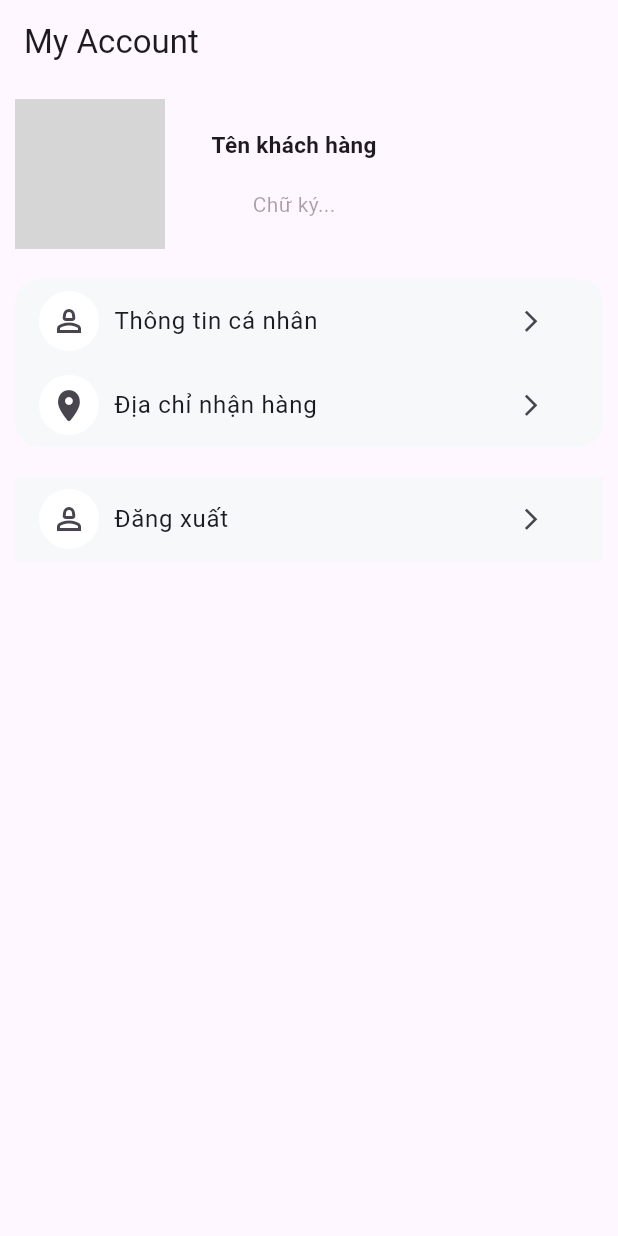
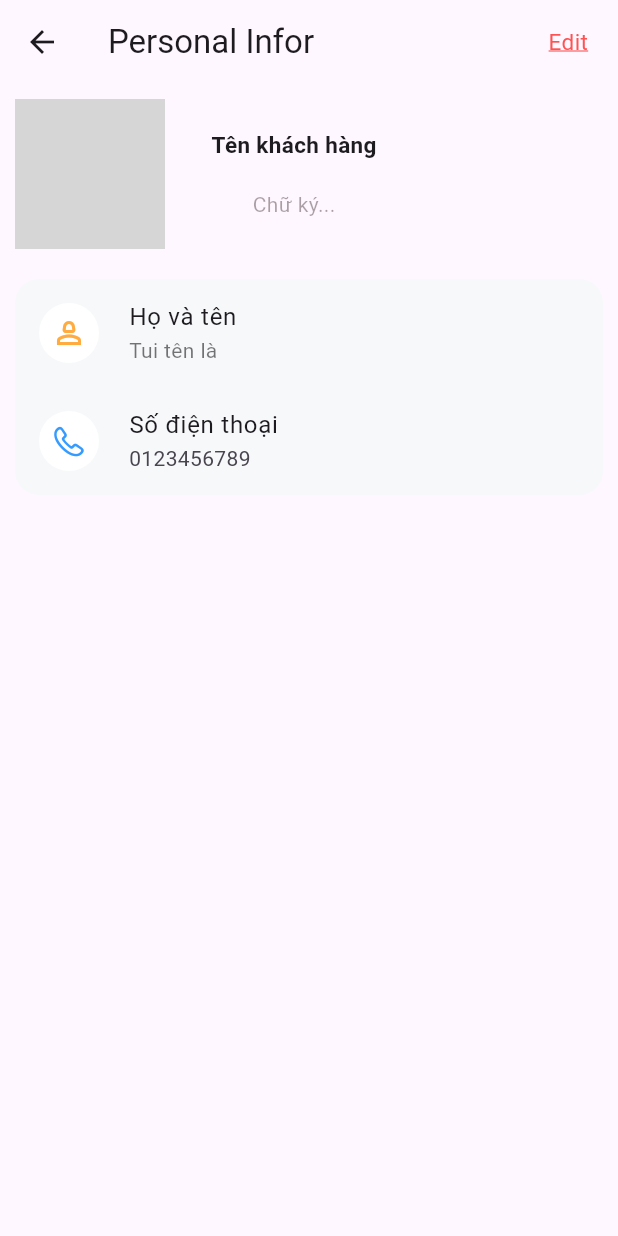
Before and after one commit to AnhQuan30052003/chuonchuonkim, a Flutter app: the MyAccount screen opened directly, after a tap on the "arrow forward ios" icon, on a phone screen of 412 x 824 dp. Run offline on Flutter 3.47's test engine with Material 3 defaults, Android fonts, the light colour scheme and no system bars; our stand-ins replace badges, cloud_firestore, firebase_core, firebase_storage, flutter_slidable, get and 2 more; accounts and stored records are empty; network calls fail; grey boxes are pictures that could not be loaded.

Commit message:
child page of account client

```diff
--- a/SanPhamAndroid/lib/pages/system/account.dart
+++ b/SanPhamAndroid/lib/pages/system/aboutme/account.dart
@@ -1,6 +1,7 @@
+import 'package:chuonchuonkim_app/pages/system/aboutme/personalInfo.dart';
 import 'package:flutter/cupertino.dart';
 import 'package:flutter/material.dart';
-import 'package:flutter/widgets.dart';
+import 'package:get/get.dart';
 
 void main() {
   return runApp(const App());
@@ -11,7 +12,7 @@ class App extends StatelessWidget {
 
   @override
   Widget build(BuildContext context) {
-    return const MaterialApp(title: "App", debugShowCheckedModeBanner: false, home: MyAccount());
+    return const GetMaterialApp(title: "App", debugShowCheckedModeBanner: false, home: MyAccount());
   }
 }
 
@@ -79,11 +80,13 @@ class MyAccount extends StatelessWidget {
                           borderRadius: BorderRadius.circular(30),
                           color: Colors.white,
                         ),
-                        child: const Icon(Icons.person_2_outlined),
+                        child: const Icon(Icons.person_2_outlined, color: Colors.orangeAccent),
                       ),
                       trailing: IconButton(
                         icon: const Icon(Icons.arrow_forward_ios_outlined, size: 17),
-                        onPressed: () {},
+                        onPressed: () {
+                          Get.to(const PersonalInfo());
+                        },
                       ),
                     ),
                     ListTile(
@@ -96,7 +99,7 @@ class MyAccount extends StatelessWidget {
                           borderRadius: BorderRadius.circular(30),
                           color: Colors.white,
                         ),
-                        child: const Icon(CupertinoIcons.location_solid),
+                        child: const Icon(CupertinoIcons.location_solid, color: Colors.lightBlue),
                       ),
                       trailing: IconButton(
                         icon: const Icon(Icons.arrow_forward_ios_outlined, size: 17),
@@ -124,7 +127,7 @@ class MyAccount extends StatelessWidget {
                           borderRadius: BorderRadius.circular(30),
                           color: Colors.white,
                         ),
-                        child: const Icon(Icons.person_2_outlined),
+                        child: const Icon(Icons.logout_rounded, color: Colors.redAccent),
                       ),
                       trailing: IconButton(
                         icon: const Icon(Icons.arrow_forward_ios_outlined, size: 17),
--- /dev/null
+++ b/SanPhamAndroid/lib/pages/system/aboutme/personalInfo.dart
@@ -0,0 +1,121 @@
+import 'package:flutter/cupertino.dart';
+import 'package:flutter/material.dart';
+import 'package:get/get.dart';
+import 'editProfile.dart';
+
+class PersonalInfo extends StatelessWidget {
+  const PersonalInfo({super.key});
+
+  @override
+  Widget build(BuildContext context) {
+    return Scaffold(
+      appBar: AppBar(
+        title: const Text("Personal Infor"),
+        actions: [
+          InkWell(
+            onTap: () {
+              Get.to(const EditProfile());
+            },
+            child: Container(
+              margin: const EdgeInsets.only(right: 20),
+              child: const Text(
+                "Edit",
+                style: TextStyle(
+                    decoration: TextDecoration.underline,
+                    fontSize: 15,
+                    color: Colors.redAccent,
+                    decorationColor: Colors.redAccent),
+              ),
+            ),
+          )
+        ],
+      ),
+      body: SingleChildScrollView(
+        child: Padding(
+          padding: const EdgeInsets.all(10),
+          child: Column(
+            crossAxisAlignment: CrossAxisAlignment.start,
+            children: [
+              SizedBox(
+                height: 100,
+                width: 272,
+                child: Row(
+                  crossAxisAlignment: CrossAxisAlignment.end,
+                  children: [
+                    ClipOval(
+                      child: SizedBox.fromSize(
+                        size: const Size.fromRadius(50), // Image radius
+                        child: Image.network(
+                            "https://i.pinimg.com/474x/df/ce/a7/dfcea7989195d3273c2bcb367fca0a83.jpg",
+                            fit: BoxFit.cover),
+                      ),
+                    ),
+                    const Expanded(
+                      child: Column(
+                        mainAxisAlignment: MainAxisAlignment.spaceEvenly,
+                        children: [
+                          Text("Tên khách hàng",
+                              style: TextStyle(fontWeight: FontWeight.bold, fontSize: 15)),
+                          Text("Chữ ký...",
+                              style: TextStyle(color: Color.fromARGB(96, 27, 10, 10))),
+                        ],
+                      ),
+                    ),
+                  ],
+                ),
+              ),
+              const SizedBox(height: 20),
+              Container(
+                width: MediaQuery.of(context).size.width,
+                decoration: BoxDecoration(
+                  borderRadius: BorderRadius.circular(16),
+                  color: const Color.fromRGBO(246, 248, 250, 1),
+                ),
+                child: ListView(
+                  shrinkWrap: true,
+                  physics: const NeverScrollableScrollPhysics(),
+                  children: [
+                    ListTile(
+                      horizontalTitleGap: 20,
+                      title: const Text("Họ và tên"),
+                      subtitle: const Text(
+                        "Tui tên là",
+                        style: TextStyle(color: Colors.black54),
+                      ),
+                      leading: Container(
+                        height: 40,
+                        width: 40,
+                        decoration: BoxDecoration(
+                          borderRadius: BorderRadius.circular(30),
+                          color: Colors.white,
+                        ),
+                        child: const Icon(Icons.person_2_outlined, color: Colors.orangeAccent),
+                      ),
+                    ),
+                    ListTile(
+                      horizontalTitleGap: 20,
+                      title: const Text("Số điện thoại"),
+                      subtitle: const Text("0123456789"),
+                      leading: Container(
+                        height: 40,
+                        width: 40,
+                        decoration: BoxDecoration(
+                          borderRadius: BorderRadius.circular(30),
+                          color: Colors.white,
+                        ),
+                        child: const Icon(
+                          CupertinoIcons.phone,
+                          color: Color.fromRGBO(54, 155, 255, 1),
+                        ),
+                      ),
+                    ),
+                  ],
+                ),
+              ),
+            ],
+          ),
+        ),
+      ),
+    );
+  }
+}
```
Also changed, not shown: SanPhamAndroid/lib/pages/system/aboutme/editProfile.dart (added, +130 -0 lines).
